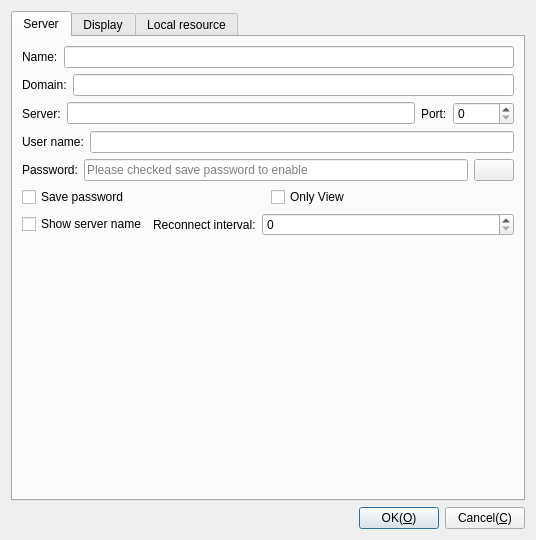
Above: Plugins/FreeRDP/Client/DlgSetFreeRDP.ui from KangLin/RabbitRemoteControl before the change. Below: the same form after it.
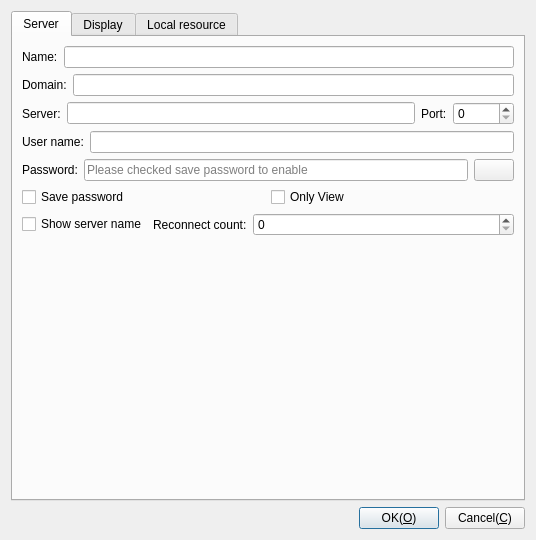
That is the form after the change. Icons and pictures are not drawn.

Commit message: FreeRDP: modify reconnect

```diff
--- a/Plugins/FreeRDP/Client/DlgSetFreeRDP.ui
+++ b/Plugins/FreeRDP/Client/DlgSetFreeRDP.ui
@@ -170,7 +170,7 @@
             </sizepolicy>
            </property>
            <property name="text">
-            <string>Reconnect interval:</string>
+            <string>Reconnect count:</string>
            </property>
           </widget>
          </item>
```
Left out of the diff: 6 changed lines with no effect on the pictures. The commit also changes 39 other files.
